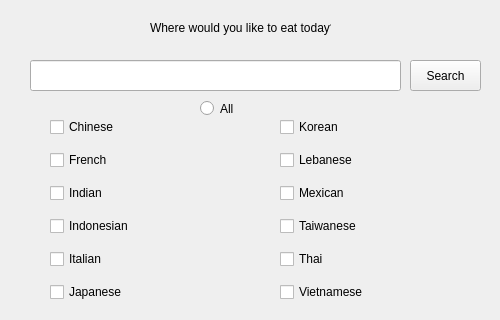
The window that gui/Search.ui (SENGStringray/Fine-food-finder) describes before a commit, drawn with Qt 5.
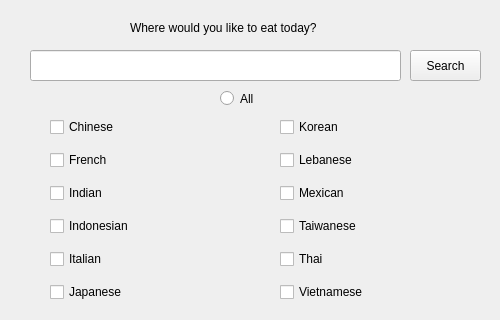
The same window after the commit. Icons and pictures are not drawn.

Diff of the .ui file:
```diff
--- a/gui/Search.ui
+++ b/gui/Search.ui
@@ -33,7 +33,7 @@
    <property name="geometry">
     <rect>
      <x>30</x>
-     <y>60</y>
+     <y>50</y>
      <width>371</width>
      <height>31</height>
     </rect>
@@ -43,7 +43,7 @@
    <property name="geometry">
     <rect>
      <x>410</x>
-     <y>60</y>
+     <y>50</y>
      <width>71</width>
      <height>31</height>
     </rect>
@@ -55,9 +55,9 @@
   <widget class="QLabel" name="lbl_Question">
    <property name="geometry">
     <rect>
-     <x>150</x>
+     <x>130</x>
      <y>20</y>
-     <width>181</width>
+     <width>251</width>
      <height>16</height>
     </rect>
    </property>
@@ -179,8 +179,8 @@
   <widget class="QRadioButton" name="radioButton">
    <property name="geometry">
     <rect>
-     <x>200</x>
-     <y>100</y>
+     <x>220</x>
+     <y>90</y>
      <width>82</width>
      <height>17</height>
     </rect>
```
